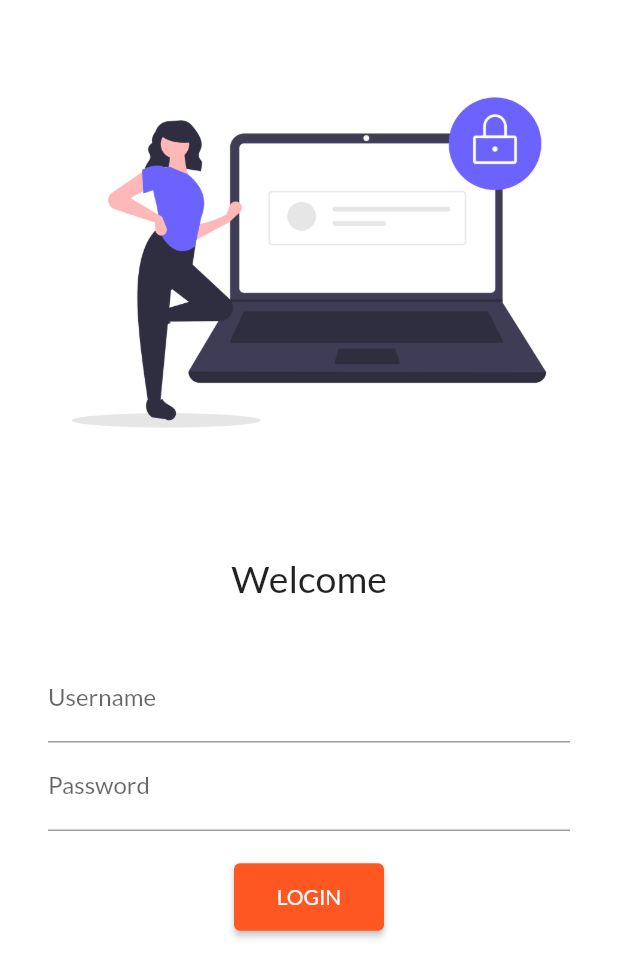
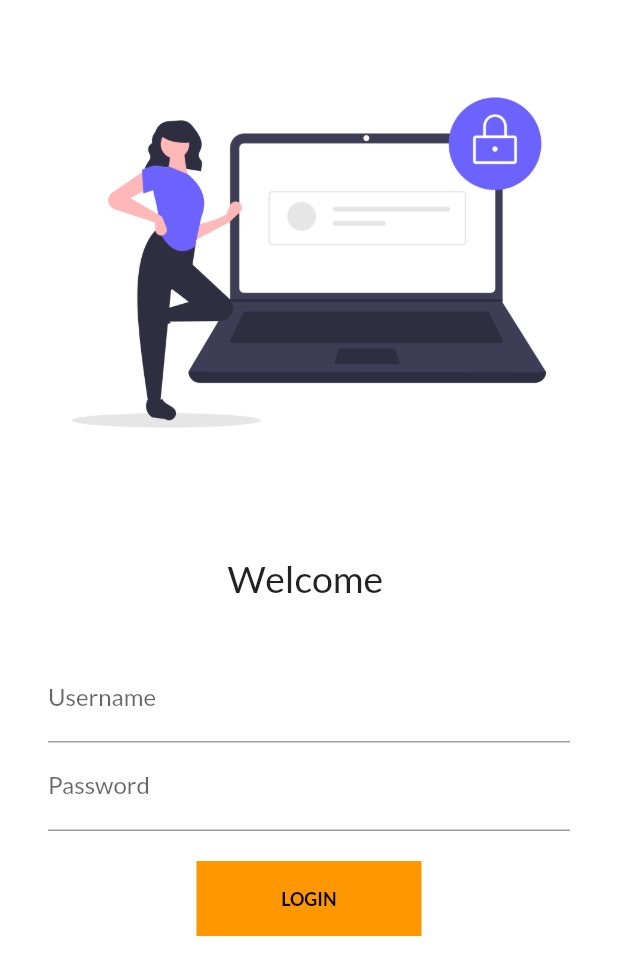
Before and after one commit to Vg119/projone, a Flutter app: the screen it shows after launch, on a phone screen of 412 x 824 dp. Shown: the top 978 px of the screen. Run offline on Flutter 3.47's test engine with Material 2 defaults, Android fonts, the phone set to English and light mode, and no system bars; our stand-ins replace google_fonts.

Commit message:
day 6 completed

```diff
--- a/lib/pages/loginpage.dart
+++ b/lib/pages/loginpage.dart
@@ -2,8 +2,15 @@ import 'package:flutter/material.dart';
 import 'package:projone/pages/homepage.dart';
 import 'package:projone/utils/routes.dart';
 
-class Loginpage extends StatelessWidget {
+class Loginpage extends StatefulWidget {       //1st class of stateful widget
 
+  @override
+  State<Loginpage> createState() => _LoginpageState();
+}
+
+class _LoginpageState extends State<Loginpage> {      //2nd class of stateful widget, _ means private
+  String txt = "";
+  bool changebutton = false;
   @override
   Widget build(BuildContext context) {
     return  Material(
@@ -12,14 +19,20 @@ class Loginpage extends StatelessWidget {
         child: Column(
 
           children: [
+
             Image.asset("assets/images/login.png",height: 350), //Boxfit.cover to fit the image
+
             SizedBox(height: 20),      //empty space of ht 20
-            Text("Welcome",
+
+            Text("Welcome $txt",
             style: TextStyle(
               fontSize: 25,
               fontStyle: FontStyle.normal
             ),),
+
             SizedBox(height: 20), //empty space of ht 20
+
+
             Padding(
               padding: const EdgeInsets.symmetric(vertical:16.0,horizontal: 32.0),   //horizontal and vertical column different
               child: Column(children: [TextFormField(   //childen are 2 textformfields
@@ -27,7 +40,15 @@ class Loginpage extends StatelessWidget {
                     hintText: "Enter user name",
                     labelText: "Username"
                 ),
+                onChanged: (value){     //onChanged gives access to strings on Textformfield
+                  txt = value;        //value that the user enters is added to after Welcome
+                  setState(() {     //recalls the build() as this is a stateful widget now
+
+                  });
+                },
               ),
+
+
                 TextFormField(
                   obscureText : true,
                   decoration: InputDecoration(
@@ -35,15 +56,52 @@ class Loginpage extends StatelessWidget {
                       labelText: "Password"
                   ),
                 ),
+
                 SizedBox(height: 20),
-              ElevatedButton(
-                child: Text("LOGIN"),
-                style: TextButton.styleFrom(minimumSize: Size(100, 45)),      //setting size of login button
-                onPressed: (){
-               // Navigator.push(context,
-               //     MaterialPageRoute(builder: (context) => Homepage()));  //to navigate to homepage , context is re
+
+              InkWell(
+                child: AnimatedContainer(
+                  duration: Duration(seconds: 1),    //time for the animation after clicking the button
+                  height: 50,
+                  width: changebutton ? 60:150,
+                 // color: Colors.pinkAccent, since decoration is there colour defined there
+                  alignment: Alignment.center,  //text alignment to centre
+                  child: changebutton?Icon(Icons.done,color: Colors.black):Text("LOGIN",    //if changebutton true , then put done if not put text.
+                  style: TextStyle(
+                    color: Colors.black,
+                    fontWeight: FontWeight.bold,
+                    fontSize: 12
+                  ),),
+                  decoration: BoxDecoration(
+                    color: Colors.orange,
+                    shape: changebutton?BoxShape.circle:BoxShape.rectangle,
+                   // borderRadius: BorderRadius.circular(changebutton?30:6),   //either change the shape through border radius or through shape , both cant be done simultaneously
+                  ),
+
+
+                ),
+                onTap:  () async   //same as onpressed of elevated button
+                {
+                  setState(() {     //as when we press the button , the buttons state changes hence setstate
+                    changebutton = true;   //setting this true ,so that the colour and roundercorner radius of container changes
+
+                  });
+
+                  await Future.delayed(Duration(seconds: 1));    //async await means on tapping after set state , waits for 1 sec and then goes to homepage
+
+
+                    Navigator.push(context,
+                      MaterialPageRoute(builder: (context) => Homepage()));    //to navigate to homepage , context is retreived from build
                 },
               )
+              // ElevatedButton(
+              //   child: Text("LOGIN"),
+              //   style: TextButton.styleFrom(minimumSize: Size(100, 45)),      //setting size of login button
+              //   onPressed: (){
+              //  // Navigator.push(context,
+              //  //     MaterialPageRoute(builder: (context) => Homepage()));  //to navigate to homepage , context is retreived from build
+              //   },
+              // )
               ],),
             )
           ],
```
